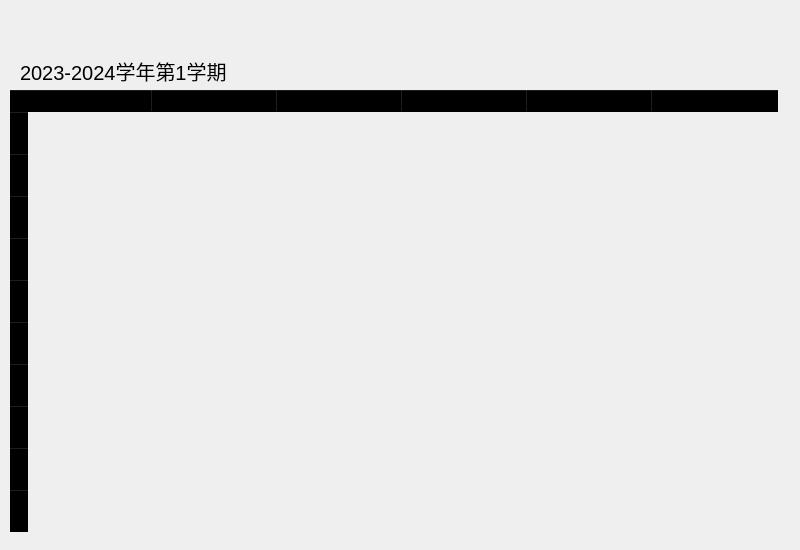
Above: scoretable.ui from yuzujr/ScoreManagementSystem before the change. Below: the same form after it.
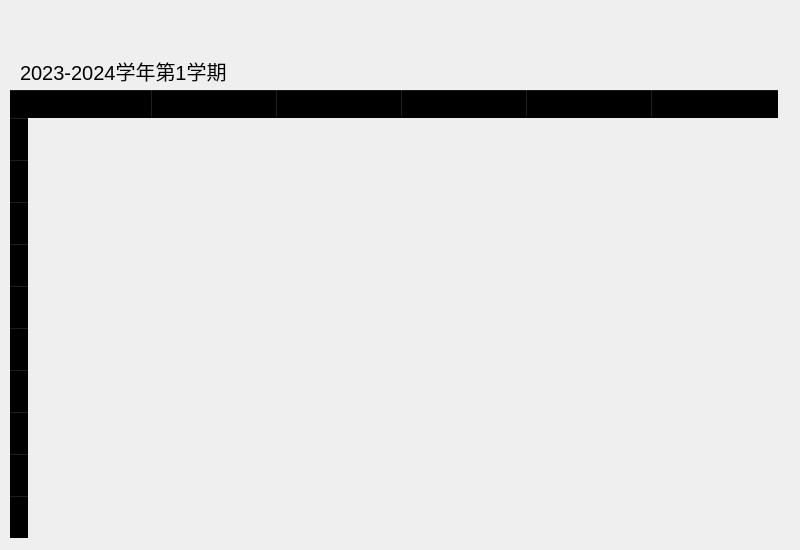
That is the form after the change.

```diff
--- a/scoretable.ui
+++ b/scoretable.ui
@@ -52,8 +52,101 @@
      <height>450</height>
     </size>
    </property>
+   <property name="palette">
+    <palette>
+     <active>
+      <colorrole role="Button">
+       <brush brushstyle="SolidPattern">
+        <color alpha="0">
+         <red>0</red>
+         <green>0</green>
+         <blue>0</blue>
+        </color>
+       </brush>
+      </colorrole>
+      <colorrole role="Base">
+       <brush brushstyle="NoBrush">
+        <color alpha="255">
+         <red>0</red>
+         <green>0</green>
+         <blue>0</blue>
+        </color>
+       </brush>
+      </colorrole>
+      <colorrole role="Window">
+       <brush brushstyle="SolidPattern">
+        <color alpha="0">
+         <red>0</red>
+         <green>0</green>
+         <blue>0</blue>
+        </color>
+       </brush>
+      </colorrole>
+     </active>
+     <inactive>
+      <colorrole role="Button">
+       <brush brushstyle="SolidPattern">
+        <color alpha="0">
+         <red>0</red>
+         <green>0</green>
+         <blue>0</blue>
+        </color>
+       </brush>
+      </colorrole>
+      <colorrole role="Base">
+       <brush brushstyle="NoBrush">
+        <color alpha="255">
+         <red>0</red>
+         <green>0</green>
+         <blue>0</blue>
+        </color>
+       </brush>
+      </colorrole>
+      <colorrole role="Window">
+       <brush brushstyle="SolidPattern">
+        <color alpha="0">
+         <red>0</red>
+         <green>0</green>
+         <blue>0</blue>
+        </color>
+       </brush>
+      </colorrole>
+     </inactive>
+     <disabled>
+      <colorrole role="Button">
+       <brush brushstyle="SolidPattern">
+        <color alpha="0">
+         <red>0</red>
+         <green>0</green>
+         <blue>0</blue>
+        </color>
+       </brush>
+      </colorrole>
+      <colorrole role="Base">
+       <brush brushstyle="NoBrush">
+        <color alpha="255">
+         <red>0</red>
+         <green>0</green>
+         <blue>0</blue>
+        </color>
+       </brush>
+      </colorrole>
+      <colorrole role="Window">
+       <brush brushstyle="SolidPattern">
+        <color alpha="0">
+         <red>0</red>
+         <green>0</green>
+         <blue>0</blue>
+        </color>
+       </brush>
+      </colorrole>
+     </disabled>
+    </palette>
+   </property>
    <property name="styleSheet">
     <string notr="true">background-color: transparent;
+border: 1px solid black; 
+QTableCornerButton::section { background-color: transparent; }
 </string>
    </property>
    <property name="frameShape">
@@ -118,31 +211,73 @@
     <property name="text">
      <string>课程名</string>
     </property>
+    <property name="font">
+     <font>
+      <family>宋体</family>
+      <pointsize>12</pointsize>
+      <bold>true</bold>
+     </font>
+    </property>
    </column>
    <column>
     <property name="text">
      <string>总成绩</string>
     </property>
+    <property name="font">
+     <font>
+      <family>宋体</family>
+      <pointsize>12</pointsize>
+      <bold>true</bold>
+     </font>
+    </property>
    </column>
    <column>
     <property name="text">
      <string>学分</string>
     </property>
+    <property name="font">
+     <font>
+      <family>宋体</family>
+      <pointsize>12</pointsize>
+      <bold>true</bold>
+     </font>
+    </property>
    </column>
    <column>
     <property name="text">
      <string>绩点</string>
     </property>
+    <property name="font">
+     <font>
+      <family>宋体</family>
+      <pointsize>12</pointsize>
+      <bold>true</bold>
+     </font>
+    </property>
    </column>
    <column>
     <property name="text">
      <string>课序号</string>
     </property>
+    <property name="font">
+     <font>
+      <family>宋体</family>
+      <pointsize>12</pointsize>
+      <bold>true</bold>
+     </font>
+    </property>
    </column>
    <column>
     <property name="text">
      <string>是否及格</string>
     </property>
+    <property name="font">
+     <font>
+      <family>宋体</family>
+      <pointsize>12</pointsize>
+      <bold>true</bold>
+     </font>
+    </property>
    </column>
   </widget>
   <widget class="QLabel" name="label">
```
